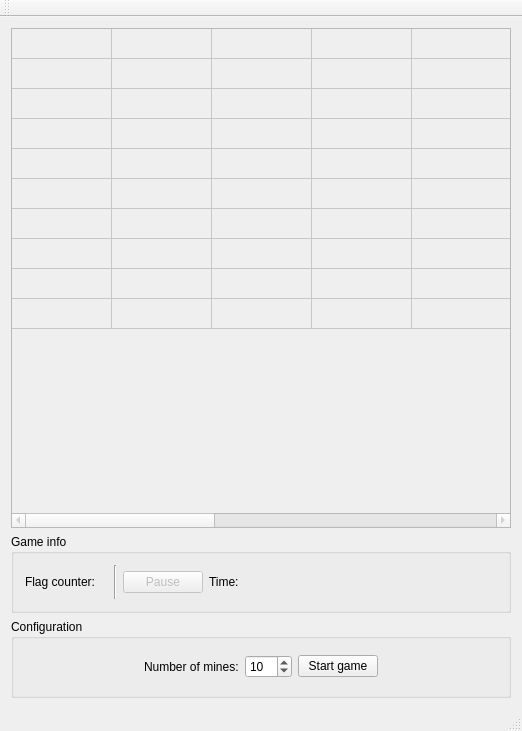
This is mines.ui in pavolmarak/minesweeper as Qt 5 draws it before an edit. The edited form follows.
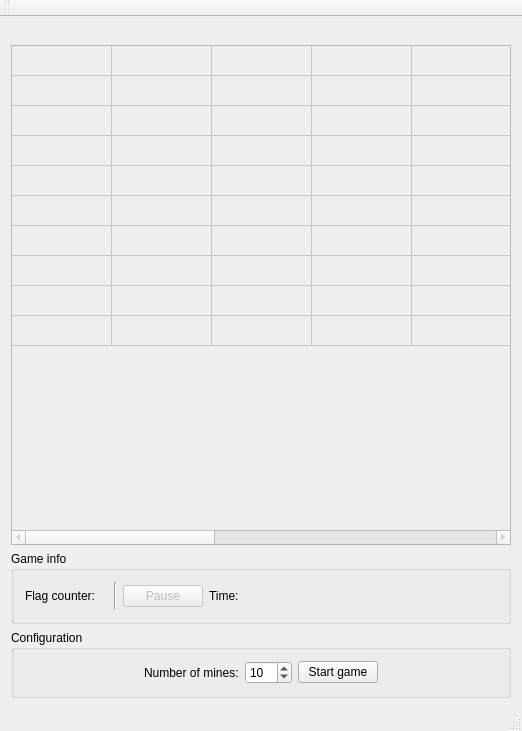
This is the edited form. Custom widgets are drawn as their Qt base class.

Commit message: Fixed pause button.

```diff
--- a/mines.ui
+++ b/mines.ui
@@ -38,6 +38,19 @@
       <property name="sizeConstraint">
        <enum>QLayout::SetMinimumSize</enum>
       </property>
+      <item>
+       <spacer name="verticalSpacer">
+        <property name="orientation">
+         <enum>Qt::Vertical</enum>
+        </property>
+        <property name="sizeHint" stdset="0">
+         <size>
+          <width>20</width>
+          <height>40</height>
+         </size>
+        </property>
+       </spacer>
+      </item>
       <item>
        <widget class="MyTable" name="tableWidget">
         <property name="enabled">
```
The commit also changes 2 other files.
